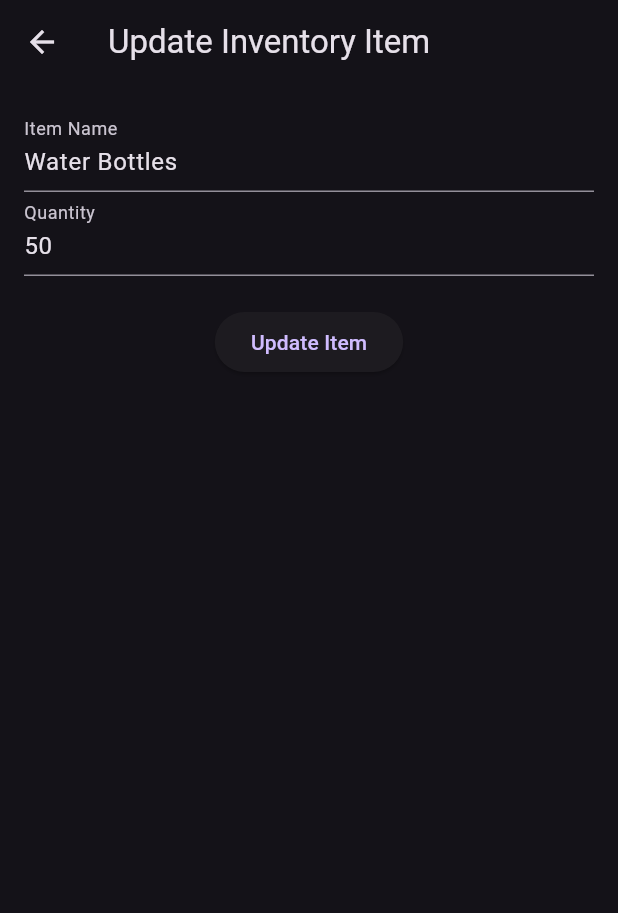
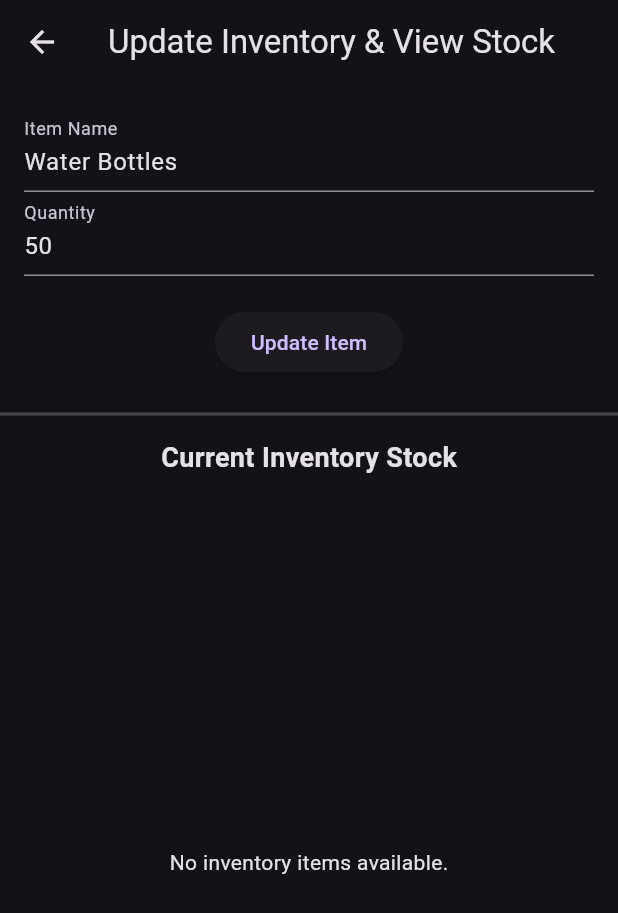
Before and after one commit to she-codes3298/gsc, a Flutter app: the InventoryUpdatePage screen opened directly, on a phone screen of 412 x 824 dp. Shown: the top 913 px of the screen. Run offline on Flutter 3.47's test engine with Material 3 defaults, Android fonts, the light colour scheme and no system bars; our stand-ins replace cloud_firestore, dash_chat_2, firebase_auth, firebase_core, firebase_database, firebase_messaging and 10 more; accounts and stored records are empty; network calls fail.

Commit message:
inventory update

```diff
--- a/lib/app/central/modules/inventory/inventory_update_page.dart
+++ b/lib/app/central/modules/inventory/inventory_update_page.dart
@@ -1,7 +1,5 @@
 import 'package:flutter/material.dart';
 import 'package:cloud_firestore/cloud_firestore.dart';
-import 'package:gsc/app/central/common/translatable_text.dart';
-
 
 class InventoryUpdatePage extends StatefulWidget {
   final String itemId; // Item's Firestore document ID
@@ -22,19 +20,22 @@ class InventoryUpdatePage extends StatefulWidget {
 class _InventoryUpdatePageState extends State<InventoryUpdatePage> {
   late TextEditingController _nameController;
   late TextEditingController _quantityController;
-  final CollectionReference inventoryCollection =
-  FirebaseFirestore.instance.collection('inventory');
+  final CollectionReference inventoryCollection = FirebaseFirestore.instance
+      .collection('inventory');
 
   @override
   void initState() {
     super.initState();
     _nameController = TextEditingController(text: widget.initialName);
-    _quantityController = TextEditingController(text: widget.initialQuantity.toString());
+    _quantityController = TextEditingController(
+      text: widget.initialQuantity.toString(),
+    );
   }
 
   Future<void> updateItem() async {
     String updatedName = _nameController.text;
-    int updatedQuantity = int.tryParse(_quantityController.text) ?? widget.initialQuantity;
+    int updatedQuantity =
+        int.tryParse(_quantityController.text) ?? widget.initialQuantity;
     DocumentReference itemRef = inventoryCollection.doc(widget.itemId);
 
     try {
@@ -56,40 +57,82 @@ class _InventoryUpdatePageState extends State<InventoryUpdatePage> {
         });
       }
 
-      ScaffoldMessenger.of(context)
-          .showSnackBar(SnackBar(content: TranslatableText("Item updated successfully!")));
+      ScaffoldMessenger.of(
+        context,
+      ).showSnackBar(SnackBar(content: Text("Item updated successfully!")));
       Navigator.pop(context);
     } catch (e) {
-      ScaffoldMessenger.of(context)
-          .showSnackBar(SnackBar(content: TranslatableText("Error updating item: $e")));
+      ScaffoldMessenger.of(
+        context,
+      ).showSnackBar(SnackBar(content: Text("Error updating item: $e")));
     }
   }
 
   @override
   Widget build(BuildContext context) {
     return Scaffold(
-      appBar: AppBar(title: TranslatableText("Update Inventory Item")),
-      body: Padding(
+      appBar: AppBar(title: const Text("Update Inventory & View Stock")),
+      body: Column(
+        children: [
+          Padding(
             padding: const EdgeInsets.all(16.0),
             child: Column(
               children: [
                 TextField(
                   controller: _nameController,
-              decoration: InputDecoration(labelText: "Item Name"),
+                  decoration: const InputDecoration(labelText: "Item Name"),
                 ),
                 TextField(
                   controller: _quantityController,
-              decoration: InputDecoration(labelText: "Quantity"),
+                  decoration: const InputDecoration(labelText: "Quantity"),
                   keyboardType: TextInputType.number,
                 ),
                 const SizedBox(height: 20),
                 ElevatedButton(
                   onPressed: updateItem,
-              child: TranslatableText("Update Item"),
+                  child: const Text("Update Item"),
                 ),
               ],
             ),
           ),
+          const Divider(thickness: 2),
+          const Padding(
+            padding: EdgeInsets.all(8.0),
+            child: Text(
+              "Current Inventory Stock",
+              style: TextStyle(fontSize: 18, fontWeight: FontWeight.bold),
+            ),
+          ),
+          Expanded(
+            child: StreamBuilder<QuerySnapshot>(
+              stream: inventoryCollection.snapshots(),
+              builder: (context, snapshot) {
+                if (snapshot.connectionState == ConnectionState.waiting) {
+                  return const Center(child: CircularProgressIndicator());
+                }
+                if (!snapshot.hasData || snapshot.data!.docs.isEmpty) {
+                  return const Center(
+                    child: Text("No inventory items available."),
+                  );
+                }
+
+                var inventoryList = snapshot.data!.docs;
+
+                return ListView.builder(
+                  itemCount: inventoryList.length,
+                  itemBuilder: (context, index) {
+                    var item = inventoryList[index];
+                    return ListTile(
+                      title: Text(item['name']),
+                      subtitle: Text("Stock: ${item['quantity']}"),
+                    );
+                  },
+                );
+              },
+            ),
+          ),
+        ],
+      ),
     );
   }
 }
--- a/pubspec.yaml
+++ b/pubspec.yaml
@@ -6,6 +6,7 @@ version: 1.0.0+1
 
 environment:
   sdk: ^3.7.0
+
 
 dependencies:
   flutter:
```
Also changed, not shown: lib/app/central/modules/dashboard/dashboard_page.dart (+21 -23 lines), 1 other file. Lines whose indentation alone changed are shown as unchanged.
